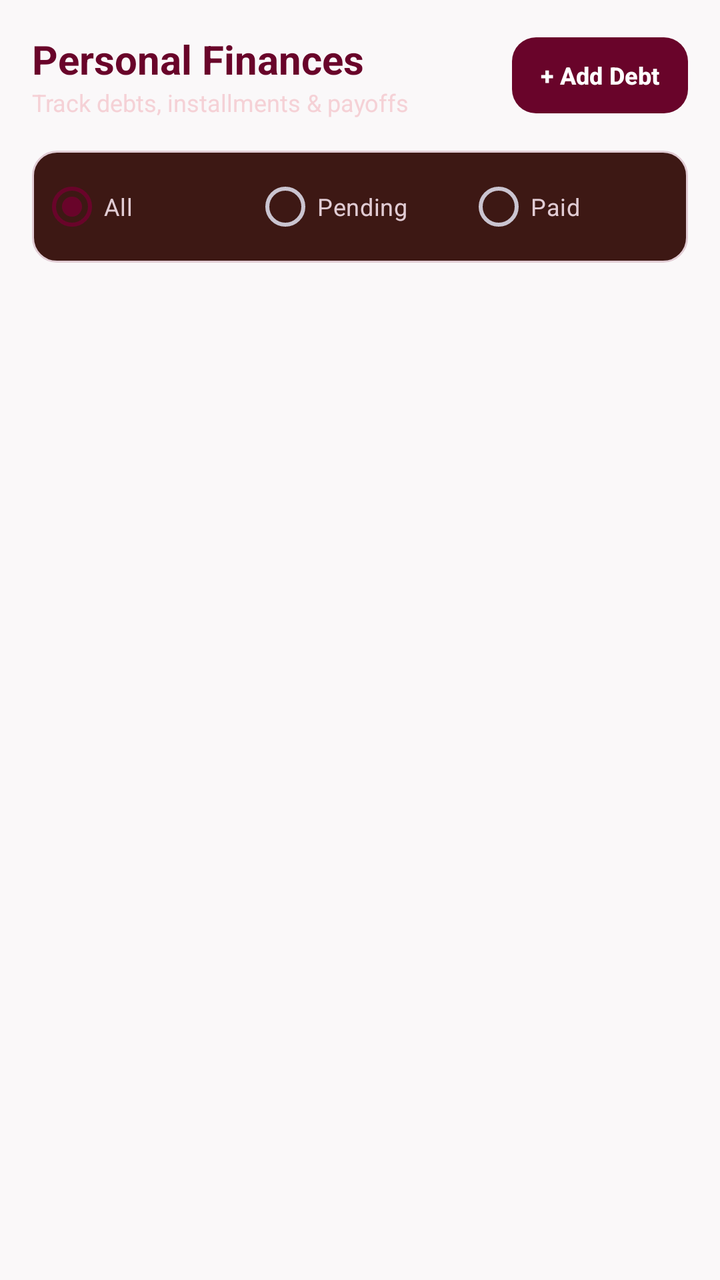
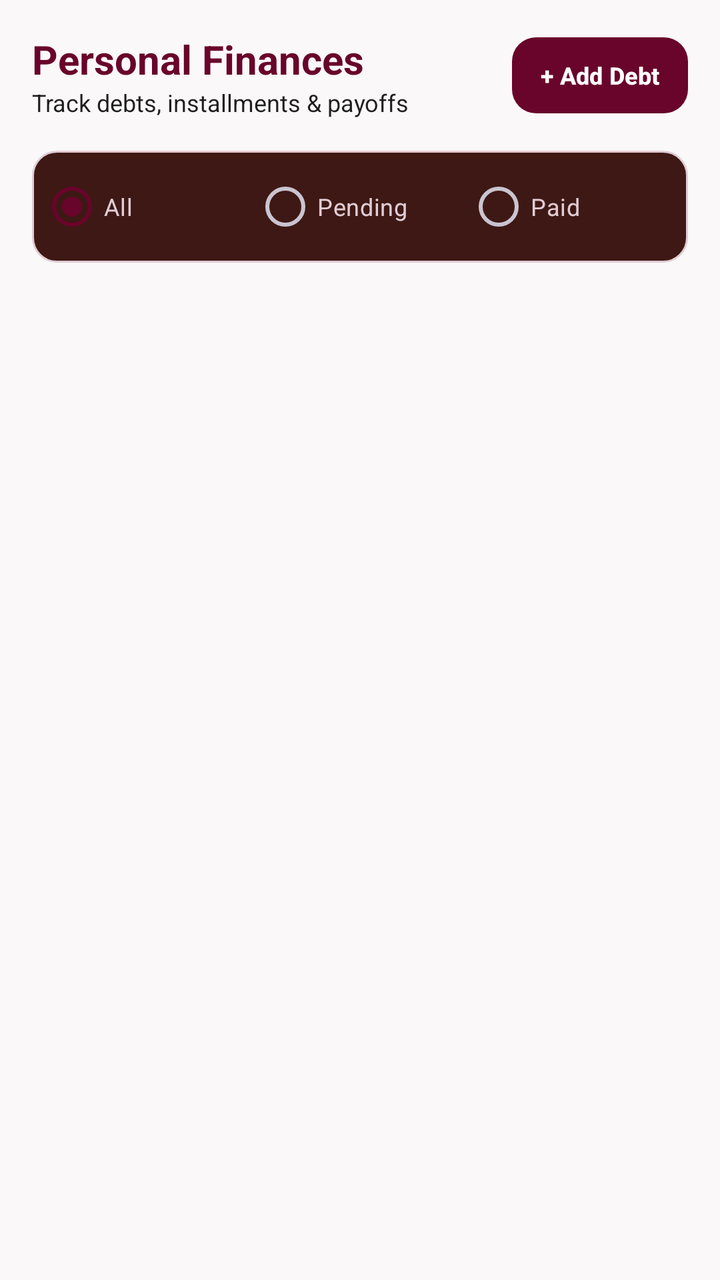

Compare the two renders of this Android layout. The source of the first and the diff that turns it into the second are given below.
<!-- AndroidManifest.xml: application theme Theme.Freyr -->
<!-- res/layout/fragment_personal_finances.xml -->
<?xml version="1.0" encoding="utf-8"?>
<LinearLayout xmlns:android="http://schemas.android.com/apk/res/android"
    xmlns:app="http://schemas.android.com/apk/res-auto"
    android:layout_width="match_parent"
    android:layout_height="match_parent"
    android:orientation="vertical"
    android:background="@color/freyr_background">

    
    <LinearLayout
        android:layout_width="match_parent"
        android:layout_height="wrap_content"
        android:orientation="horizontal"
        android:gravity="center_vertical"
        android:padding="16dp">

        <LinearLayout
            android:layout_width="0dp"
            android:layout_height="wrap_content"
            android:layout_weight="1"
            android:orientation="vertical">

            <TextView
                android:layout_width="wrap_content"
                android:layout_height="wrap_content"
                android:text="Personal Finances"
                android:textColor="@color/freyr_primary"
                android:textSize="20sp"
                android:textStyle="bold" />

            <TextView
                android:layout_width="wrap_content"
                android:layout_height="wrap_content"
                android:text="Track debts, installments &amp; payoffs"
                android:textColor="@color/freyr_text_secondary"
                android:textSize="12sp" />
        </LinearLayout>

        <Button
            android:id="@+id/btn_add_personal_debt"
            android:layout_width="wrap_content"
            android:layout_height="38dp"
            android:text="+ Add Debt"
            android:textSize="12sp"
            android:textStyle="bold"
            android:background="@drawable/bg_button_primary"
            android:textColor="#FFFFFF"
            android:paddingStart="14dp"
            android:paddingEnd="14dp"
            app:backgroundTint="@null" />
    </LinearLayout>

    
    <RadioGroup
        android:id="@+id/rg_debt_filter"
        android:layout_width="match_parent"
        android:layout_height="wrap_content"
        android:orientation="horizontal"
        android:background="@drawable/bg_button_secondary"
        android:padding="4dp"
        android:layout_marginStart="16dp"
        android:layout_marginEnd="16dp"
        android:layout_marginBottom="12dp">

        <RadioButton
            android:id="@+id/rb_filter_all"
            android:layout_width="0dp"
            android:layout_height="wrap_content"
            android:layout_weight="1"
            android:text="All"
            android:checked="true"
            android:textSize="12sp"
            android:textColor="@color/freyr_text_primary"
            android:buttonTint="@color/freyr_primary" />

        <RadioButton
            android:id="@+id/rb_filter_pending"
            android:layout_width="0dp"
            android:layout_height="wrap_content"
            android:layout_weight="1"
            android:text="Pending"
            android:textSize="12sp"
            android:textColor="@color/freyr_text_primary"
            android:buttonTint="@color/freyr_primary" />

        <RadioButton
            android:id="@+id/rb_filter_paid"
            android:layout_width="0dp"
            android:layout_height="wrap_content"
            android:layout_weight="1"
            android:text="Paid"
            android:textSize="12sp"
            android:textColor="@color/freyr_text_primary"
            android:buttonTint="@color/freyr_primary" />
    </RadioGroup>

    
    <androidx.recyclerview.widget.RecyclerView
        android:id="@+id/rv_personal_debts"
        android:layout_width="match_parent"
        android:layout_height="match_parent"
        android:paddingStart="16dp"
        android:paddingEnd="16dp"
        android:clipToPadding="false" />

</LinearLayout>
<!-- resources referenced by this layout -->
<resources>
  <color name="freyr_background">#FAF8F9</color>
  <color name="freyr_primary">#69042A</color>
  <color name="freyr_text_primary">#E1CCD4</color>
  <color name="freyr_text_secondary">#F6F5CFD4</color>
  <!-- drawable bg_button_primary (drawable) -->
  <?xml version="1.0" encoding="utf-8"?>
  <ripple xmlns:android="http://schemas.android.com/apk/res/android"
      android:color="#33FFFFFF">
      <item>
          <shape android:shape="rectangle">
              <corners android:radius="12dp" />
              <solid android:color="@color/freyr_primary" />
          </shape>
      </item>
  </ripple>
  <!-- drawable bg_button_secondary (drawable) -->
  <?xml version="1.0" encoding="utf-8"?>
  <ripple xmlns:android="http://schemas.android.com/apk/res/android"
      android:color="#33E1CCD4">
      <item>
          <shape android:shape="rectangle">
              <corners android:radius="12dp" />
              <solid android:color="@color/freyr_surface" />
              <stroke android:width="1dp" android:color="@color/freyr_secondary" />
          </shape>
      </item>
  </ripple>
  <style name="Theme.Freyr" parent="Theme.Material3.Dark.NoActionBar">
          
          <item name="colorPrimary">@color/freyr_primary</item>
          <item name="colorPrimaryDark">@color/freyr_primary_dark</item>
          <item name="colorSecondary">@color/freyr_secondary</item>
          <item name="colorOnPrimary">#FFFFFF</item>
          <item name="colorOnSecondary">@color/freyr_primary</item>
  
          
          <item name="android:colorBackground">@color/freyr_background</item>
          <item name="colorSurface">@color/freyr_surface</item>
          <item name="colorOnSurface">@color/freyr_text_primary</item>
  
          
          <item name="android:statusBarColor">@color/freyr_background</item>
          <item name="android:windowLightStatusBar">false</item>
          <item name="android:navigationBarColor">@color/freyr_background</item>
          <item name="android:windowLightNavigationBar">false</item>
          
          
          <item name="android:textColor">@color/freyr_text_primary</item>
          <item name="android:textColorHint">@color/freyr_text_secondary</item>
          <item name="colorControlNormal">@color/freyr_secondary</item>
          <item name="colorControlActivated">@color/freyr_primary</item>
      </style>
  <color name="freyr_surface">#3D1814</color>
  <color name="freyr_secondary">#E1CCD4</color>
  <color name="freyr_primary_dark">#4A031E</color>
</resources>

<!-- the commit's change to res/layout/fragment_personal_finances.xml (unified diff, before → after) -->
@@ -32,7 +32,7 @@
                 android:layout_width="wrap_content"
                 android:layout_height="wrap_content"
                 android:text="Track debts, installments &amp; payoffs"
-                android:textColor="@color/freyr_text_secondary"
+                android:textColor="@color/freyr_card_bg"
                 android:textSize="12sp" />
         </LinearLayout>
 
<!-- resource entries referenced after the edit -->
@@ -1,6 +1,7 @@
 <!-- resources referenced by this layout -->
 <resources>
   <color name="freyr_background">#FAF8F9</color>
+  <color name="freyr_card_bg">#1E1E1E</color>
   <color name="freyr_primary">#69042A</color>
   <color name="freyr_text_primary">#E1CCD4</color>
   <color name="freyr_text_secondary">#F6F5CFD4</color>
